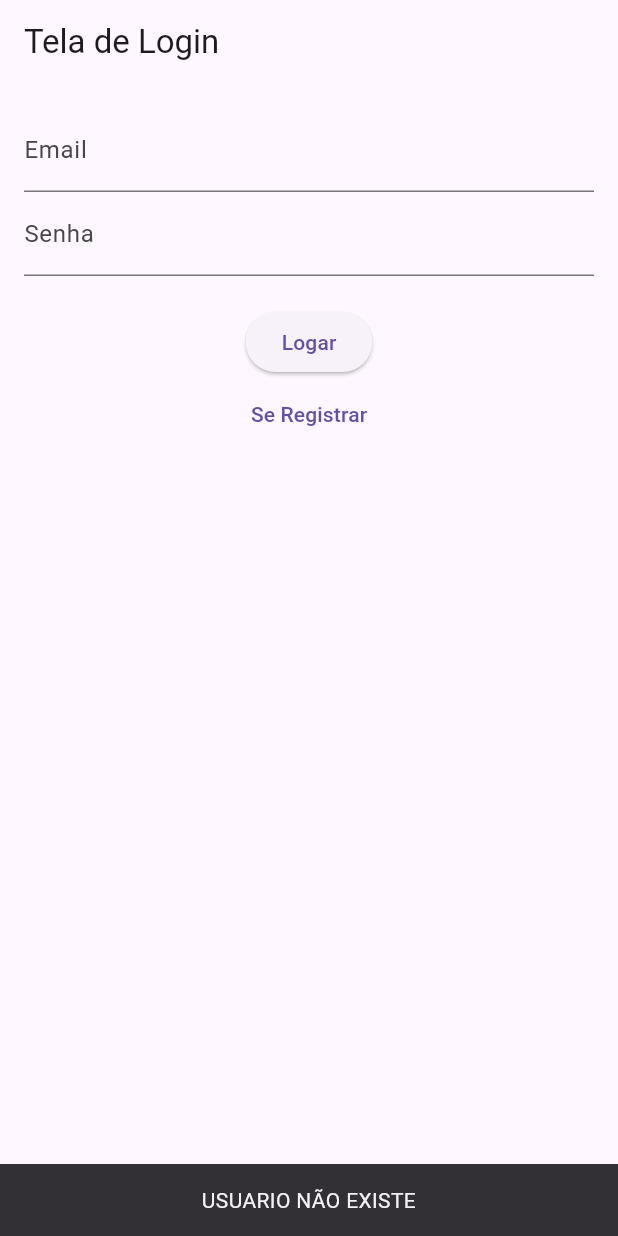
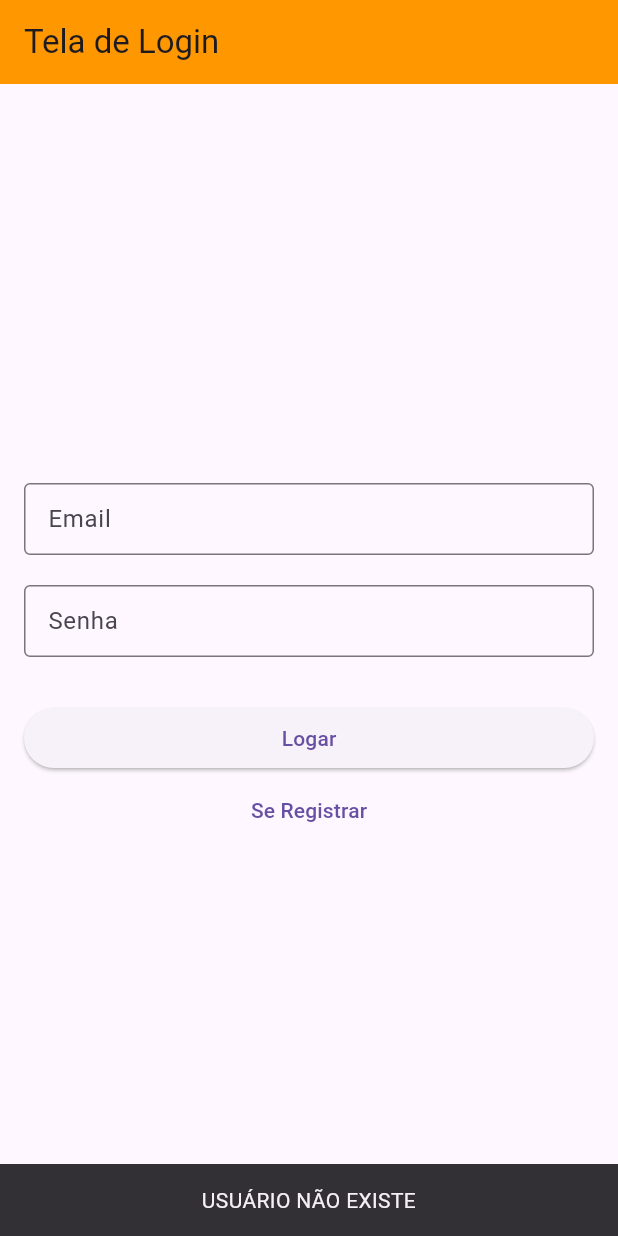
Before and after one commit to rogergracini/trabalho-mobile, a Flutter app: the screen it shows after launch, after a tap on "Logar", on a phone screen of 412 x 824 dp. Run offline on Flutter 3.47's test engine with Material 3 defaults, Android fonts, the phone set to English and light mode, and no system bars.

Commit message:
ajuste nos arquivos

```diff
--- a/lib/main.dart
+++ b/lib/main.dart
@@ -26,7 +26,7 @@ class MyApp extends StatelessWidget {
   Widget build(BuildContext context) {
     return MaterialApp(
       debugShowCheckedModeBanner: false,
-      title: 'User Management App',
+      title: 'Pet Conecta',
       theme: ThemeData(primarySwatch: Colors.blue), // Use uma cor MaterialColor aqui
       initialRoute: '/login',
       routes: {
--- a/lib/screens/login_screen.dart
+++ b/lib/screens/login_screen.dart
@@ -1,5 +1,5 @@
 import 'package:flutter/material.dart';
-import 'package:user_management_app/main.dart';
+import '../main.dart'; // Certifique-se de importar o arquivo correto onde está a lista registeredUsers
 
 class LoginScreen extends StatelessWidget {
   final TextEditingController _emailController = TextEditingController();
@@ -11,64 +11,55 @@ class LoginScreen extends StatelessWidget {
   Widget build(BuildContext context) {
     _limpaControllers();
     return Scaffold(
-      appBar: AppBar(title: const Text('Tela de Login')),
+      appBar: AppBar(
+        title: const Text('Tela de Login'),
+        backgroundColor: Colors.orange, // Define a cor de fundo da AppBar
+      ),
       body: Padding(
         padding: const EdgeInsets.all(16.0),
         child: Column(
+          crossAxisAlignment: CrossAxisAlignment.stretch,
           children: [
+            const SizedBox(height: 250), // Espaço entre o título e o primeiro campo
             TextField(
               controller: _emailController,
-              decoration: const InputDecoration(labelText: 'Email'),
+              decoration: const InputDecoration(
+                labelText: 'Email',
+                border: OutlineInputBorder(), // Adiciona borda ao campo
+                contentPadding: EdgeInsets.all(12), // Espaçamento interno
+              ),
+              keyboardType: TextInputType.emailAddress,
             ),
+            const SizedBox(height: 20), // Espaço entre os campos
             TextField(
               controller: _passwordController,
-              decoration: const InputDecoration(labelText: 'Senha'),
+              decoration: const InputDecoration(
+                labelText: 'Senha',
+                border: OutlineInputBorder(), // Adiciona borda ao campo
+                contentPadding: EdgeInsets.all(12), // Espaçamento interno
+              ),
               obscureText: true,
             ),
-            const SizedBox(height: 20),
+            const SizedBox(height: 30), // Espaço maior antes do botão
             ElevatedButton(
               onPressed: () {
-                print(registeredUsers);
-                // bool registroCompleto = true;
+                final email = _emailController.text.trim();
+                final password = _passwordController.text.trim();
 
-                bool emailExiste = false;
-                bool senhaCorreta = false;
+                // Verifica se o usuário existe
+                final user = registeredUsers.firstWhere(
+                  (element) => element['email'] == email,
+                  orElse: () => {},
+                );
 
-                for (var element in registeredUsers) {
-                  if (element['email'] == _emailController.text) {
-                    emailExiste = true;
+                if (user.isNotEmpty) {
+                  if (user['password'] == password) {
+                    Navigator.pushNamed(context, '/users');
+                  } else {
+                    _exibirMensagem(context, 'SENHA INCORRETA');
                   }
-                }
-                for (var element in registeredUsers) {
-                  if (element['password'] == _passwordController.text) {
-                    senhaCorreta = true;
-                  }
-                }
-
-                if (emailExiste == true && senhaCorreta == true) {
-                  Navigator.pushNamed(context, '/users');
-                }
-                if (emailExiste == true && senhaCorreta == false) {
-                  ScaffoldMessenger.of(context).showSnackBar(
-                    const SnackBar(
-                      content: Text(
-                        'SENHA INCORRETA',
-                        textAlign: TextAlign.center,
-                      ),
-                      duration: Duration(seconds: 3),
-                    ),
-                  );
-                }
-                if (emailExiste == false) {
-                  ScaffoldMessenger.of(context).showSnackBar(
-                    const SnackBar(
-                      content: Text(
-                        'USUARIO NÃO EXISTE',
-                        textAlign: TextAlign.center,
-                      ),
-                      duration: Duration(seconds: 3),
-                    ),
-                  );
+                } else {
+                  _exibirMensagem(context, 'USUÁRIO NÃO EXISTE');
                   _limpaControllers();
                 }
               },
@@ -86,8 +77,20 @@ class LoginScreen extends StatelessWidget {
     );
   }
 
-  _limpaControllers() {
+  void _limpaControllers() {
     _emailController.clear();
     _passwordController.clear();
   }
+
+  void _exibirMensagem(BuildContext context, String mensagem) {
+    ScaffoldMessenger.of(context).showSnackBar(
+      SnackBar(
+        content: Text(
+          mensagem,
+          textAlign: TextAlign.center,
+        ),
+        duration: const Duration(seconds: 3),
+      ),
+    );
+  }
 }
```
